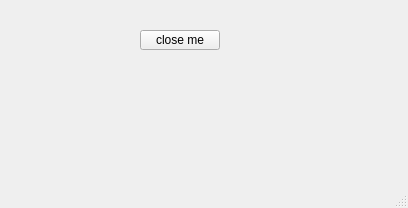
Old version of the form exchange.ui in the repository phosphophylilte/DAPLinkTool.
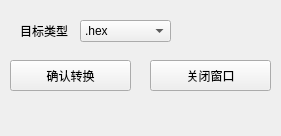
New version of the form.

Commit message: 增加了exchange功能

```diff
--- a/exchange.ui
+++ b/exchange.ui
@@ -6,8 +6,8 @@
    <rect>
     <x>0</x>
     <y>0</y>
-    <width>408</width>
-    <height>208</height>
+    <width>281</width>
+    <height>136</height>
    </rect>
   </property>
   <property name="windowTitle">
@@ -17,14 +17,60 @@
    <widget class="QPushButton" name="pushButton">
     <property name="geometry">
      <rect>
-      <x>140</x>
-      <y>30</y>
-      <width>80</width>
-      <height>20</height>
+      <x>150</x>
+      <y>60</y>
+      <width>121</width>
+      <height>31</height>
      </rect>
     </property>
     <property name="text">
-     <string>close me</string>
+     <string>关闭窗口</string>
+    </property>
+   </widget>
+   <widget class="QPushButton" name="exchangeButton">
+    <property name="geometry">
+     <rect>
+      <x>10</x>
+      <y>60</y>
+      <width>121</width>
+      <height>31</height>
+     </rect>
+    </property>
+    <property name="text">
+     <string>确认转换</string>
+    </property>
+   </widget>
+   <widget class="QComboBox" name="comboBox">
+    <property name="geometry">
+     <rect>
+      <x>80</x>
+      <y>20</y>
+      <width>91</width>
+      <height>22</height>
+     </rect>
+    </property>
+    <item>
+     <property name="text">
+      <string>.hex</string>
+     </property>
+    </item>
+    <item>
+     <property name="text">
+      <string>.bin</string>
+     </property>
+    </item>
+   </widget>
+   <widget class="QLabel" name="label">
+    <property name="geometry">
+     <rect>
+      <x>20</x>
+      <y>20</y>
+      <width>54</width>
+      <height>21</height>
+     </rect>
+    </property>
+    <property name="text">
+     <string>目标类型</string>
     </property>
    </widget>
   </widget>
@@ -38,7 +84,6 @@
     </rect>
    </property>
   </widget>
-  <widget class="QStatusBar" name="statusbar"/>
  </widget>
  <resources/>
  <connections/>
```
Left out of the diff: 4 changed lines with no effect on the pictures. The commit also changes 6 other files.
